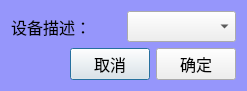
This is Ftdi/clsSelectFtdiChip.ui in caicaiking/WKELightWave as Qt 5 draws it before an edit. The edited form follows.
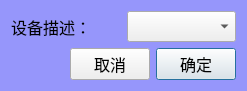
This is the edited form.

```diff
--- a/Ftdi/clsSelectFtdiChip.ui
+++ b/Ftdi/clsSelectFtdiChip.ui
@@ -86,6 +86,9 @@
        <property name="text">
         <string>确定</string>
        </property>
+       <property name="default">
+        <bool>true</bool>
+       </property>
       </widget>
      </item>
     </layout>
```
